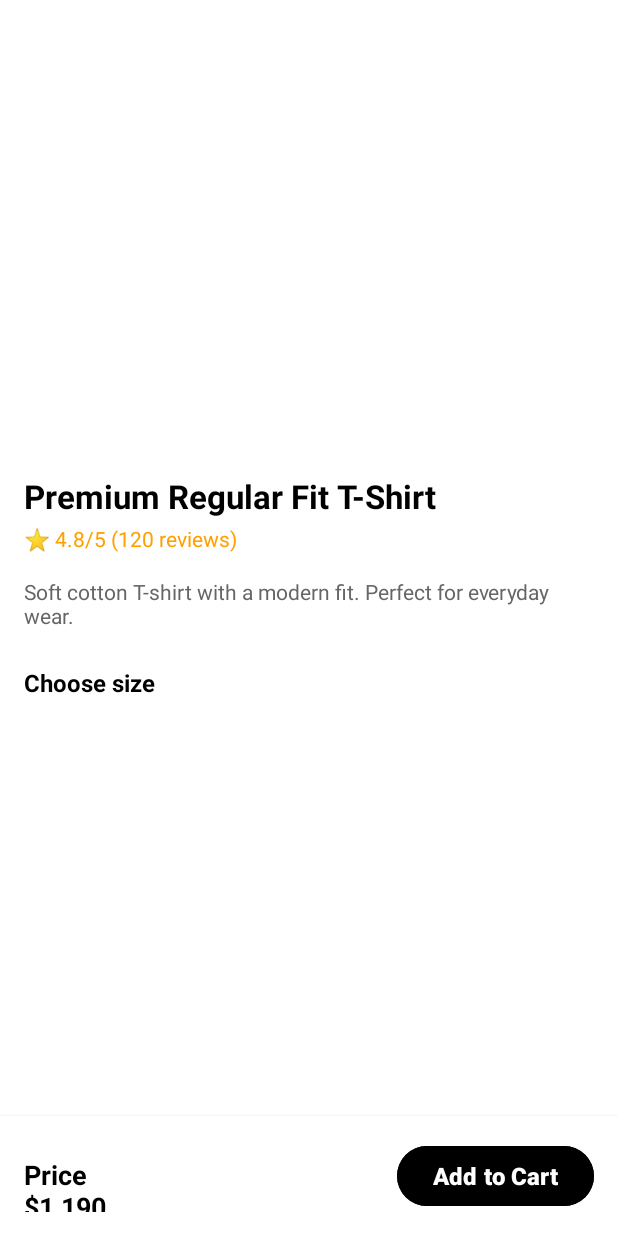
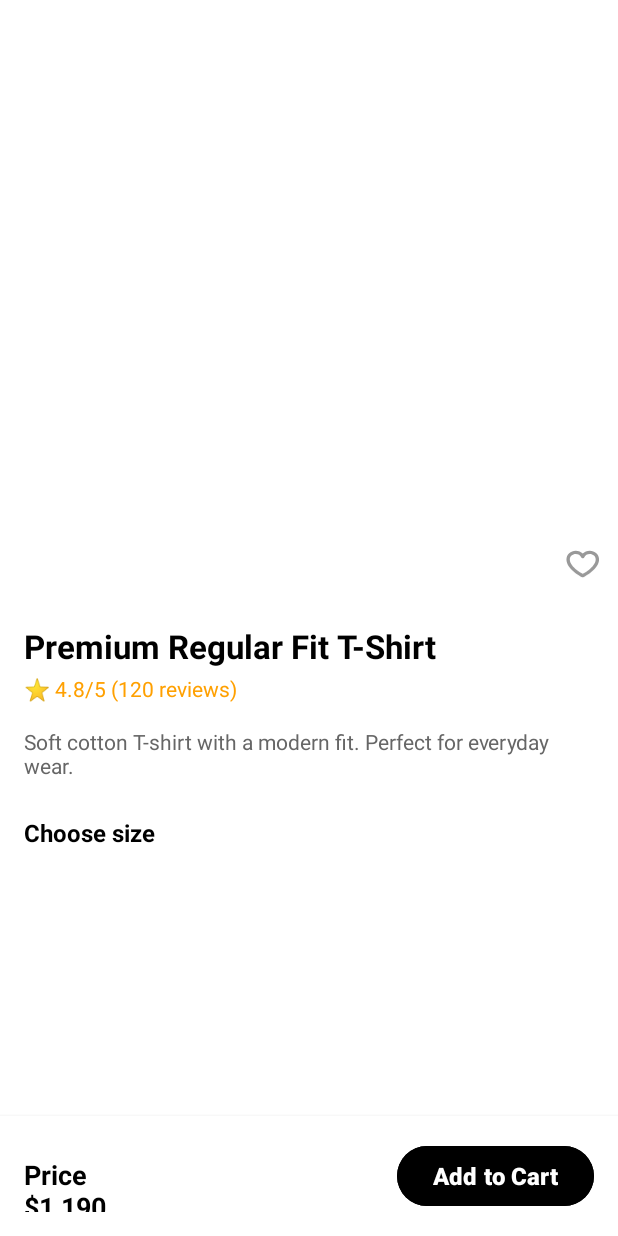
Before and after one commit to dev8811/stylo, an Android app: the layout activity_product_detail.xml on its own in the app's theme, with its tools: preview values and no code run, on a phone screen of 412 x 824 dp. Run offline under Robolectric (Android 15) with nearby library versions, the phone set to English and light mode, and no system bars.

```diff
--- a/app/src/main/java/com/Stylo/stylo/adapter/ProductAdapter.kt
+++ b/app/src/main/java/com/Stylo/stylo/adapter/ProductAdapter.kt
@@ -8,7 +8,8 @@ import com.Stylo.stylo.RetrofitApi.Product
 import com.Stylo.stylo.databinding.ItemProductCardBinding
 import com.bumptech.glide.Glide
 
-class ProductAdapter(
+class
+ProductAdapter(
     private val products: List<Product>,
     private val onItemClick: (Product) -> Unit
 ) : RecyclerView.Adapter<ProductAdapter.ProductViewHolder>() {
--- a/app/src/main/res/layout/activity_product_detail.xml
+++ b/app/src/main/res/layout/activity_product_detail.xml
@@ -12,7 +12,7 @@
     <!-- Product Image ViewPager2 Section -->
     <FrameLayout
         android:layout_width="match_parent"
-        android:layout_height="300dp">
+        android:layout_height="400dp">
 
         <androidx.viewpager2.widget.ViewPager2
             android:id="@+id/productImagePager"
@@ -30,6 +30,15 @@
             app:tabBackground="@drawable/tab_selector"
             app:tabGravity="center"
             app:tabIndicatorHeight="0dp" />
+        <ImageView
+            android:id="@+id/favorite_icon"
+            android:layout_width="32dp"
+            android:layout_height="32dp"
+            android:layout_margin="8dp"
+            android:background="@drawable/heart_background"
+            android:padding="4dp"
+            android:src="@drawable/heart"
+            android:layout_gravity="bottom|end" />
 
     </FrameLayout>
 
```
Also changed, not shown: app/src/main/AndroidManifest.xml (+3 -5 lines), app/src/main/java/com/Stylo/stylo/LoginActivity.kt (+6 -1 lines), app/src/main/java/com/Stylo/stylo/ui/home/Product_detail_Activity.kt (+7 -1 lines).
